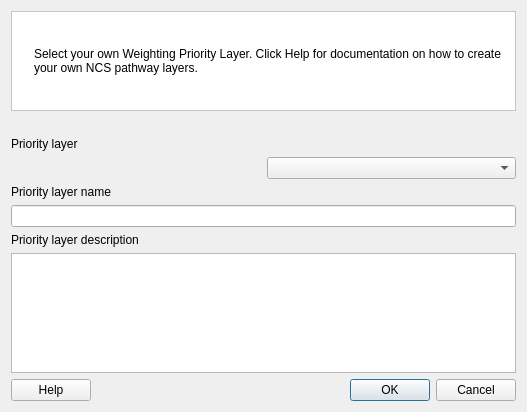
Before: the Qt Designer form src/cplus_plugin/ui/priority_layer_dialog.ui in ConservationInternational/cplus-plugin, drawn with Qt 5.
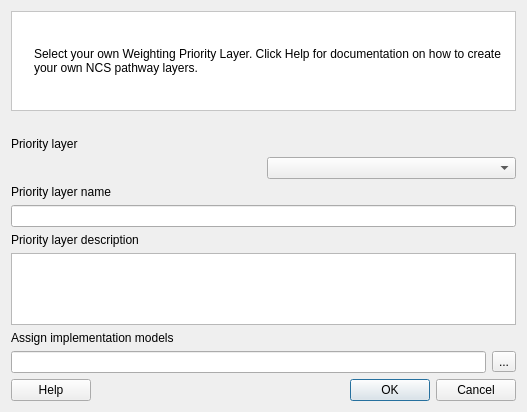
After: the same form once the commit is applied. Icons and pictures are not drawn. Custom widgets are drawn as their Qt base class.

Commit message: add, edit and clear models selections from the priority layer dialog

What changed in the file:
```diff
--- a/src/cplus_plugin/ui/priority_layer_dialog.ui
+++ b/src/cplus_plugin/ui/priority_layer_dialog.ui
@@ -147,6 +147,30 @@
    <item>
     <widget class="QTextEdit" name="layer_description"/>
    </item>
+   <item>
+    <widget class="QLabel" name="label_3">
+     <property name="text">
+      <string>Assign implementation models</string>
+     </property>
+    </widget>
+   </item>
+   <item>
+    <layout class="QHBoxLayout" name="horizontalLayout_4">
+     <item>
+      <widget class="QLineEdit" name="selected_models_le"/>
+     </item>
+     <item>
+      <widget class="QToolButton" name="select_models_btn">
+       <property name="toolTip">
+        <string>Click to open selection dialog for the implementation models.</string>
+       </property>
+       <property name="text">
+        <string>...</string>
+       </property>
+      </widget>
+     </item>
+    </layout>
+   </item>
    <item>
     <layout class="QHBoxLayout" name="horizontalLayout_3">
      <item>
```
Left out of the diff: 14 changed lines with no effect on the pictures. The commit also changes 10 other files.
